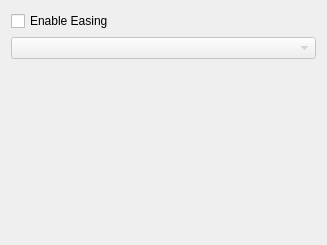
timlinux/QGISAnimationWorkbench, file animation_workbench/ui/easing_preview_base.ui: the form before one commit.
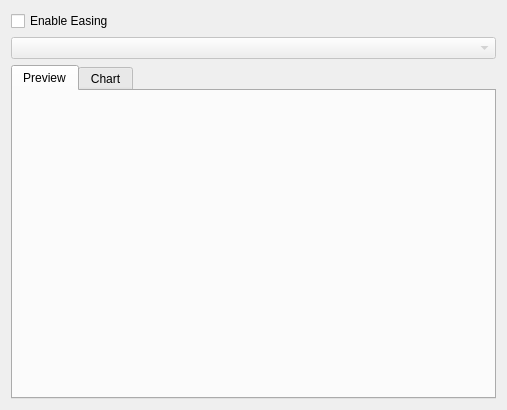
The form after the commit. The open tabs and pages were chosen to show the change. Custom widgets are drawn as their Qt base class.

Commit message: Initial implementation of charts for easings

```diff
--- a/animation_workbench/ui/easing_preview_base.ui
+++ b/animation_workbench/ui/easing_preview_base.ui
@@ -6,8 +6,8 @@
    <rect>
     <x>0</x>
     <y>0</y>
-    <width>327</width>
-    <height>245</height>
+    <width>507</width>
+    <height>410</height>
    </rect>
   </property>
   <property name="windowTitle">
@@ -21,6 +21,82 @@
      </property>
     </widget>
    </item>
+   <item row="2" column="0">
+    <widget class="QTabWidget" name="tabWidget">
+     <property name="currentIndex">
+      <number>1</number>
+     </property>
+     <widget class="QWidget" name="preview_tab">
+      <attribute name="title">
+       <string>Preview</string>
+      </attribute>
+      <layout class="QGridLayout" name="gridLayout_3">
+       <property name="leftMargin">
+        <number>0</number>
+       </property>
+       <property name="topMargin">
+        <number>0</number>
+       </property>
+       <property name="rightMargin">
+        <number>0</number>
+       </property>
+       <property name="bottomMargin">
+        <number>0</number>
+       </property>
+       <property name="spacing">
+        <number>0</number>
+       </property>
+       <item row="0" column="0">
+        <widget class="QWidget" name="easing_preview" native="true">
+         <property name="sizePolicy">
+          <sizepolicy hsizetype="Expanding" vsizetype="Expanding">
+           <horstretch>0</horstretch>
+           <verstretch>0</verstretch>
+          </sizepolicy>
+         </property>
+         <property name="minimumSize">
+          <size>
+           <width>250</width>
+           <height>150</height>
+          </size>
+         </property>
+         <property name="autoFillBackground">
+          <bool>false</bool>
+         </property>
+         <property name="styleSheet">
+          <string notr="true"/>
+         </property>
+        </widget>
+       </item>
+      </layout>
+     </widget>
+     <widget class="QWidget" name="chart_tab">
+      <attribute name="title">
+       <string>Chart</string>
+      </attribute>
+      <layout class="QGridLayout" name="gridLayout_2">
+       <property name="leftMargin">
+        <number>0</number>
+       </property>
+       <property name="topMargin">
+        <number>0</number>
+       </property>
+       <property name="rightMargin">
+        <number>0</number>
+       </property>
+       <property name="bottomMargin">
+        <number>0</number>
+       </property>
+       <property name="spacing">
+        <number>0</number>
+       </property>
+       <item row="0" column="0">
+        <widget class="PlotWidget" name="chart" native="true"/>
+       </item>
+      </layout>
+     </widget>
+    </widget>
+   </item>
    <item row="1" column="0">
     <widget class="QComboBox" name="easing_combo">
      <property name="enabled">
@@ -33,30 +109,16 @@
      </property>
     </widget>
    </item>
-   <item row="2" column="0">
-    <widget class="QWidget" name="easing_preview" native="true">
-     <property name="sizePolicy">
-      <sizepolicy hsizetype="Expanding" vsizetype="Expanding">
-       <horstretch>0</horstretch>
-       <verstretch>0</verstretch>
-      </sizepolicy>
-     </property>
-     <property name="minimumSize">
-      <size>
-       <width>250</width>
-       <height>150</height>
-      </size>
-     </property>
-     <property name="autoFillBackground">
-      <bool>false</bool>
-     </property>
-     <property name="styleSheet">
-      <string notr="true"/>
-     </property>
-    </widget>
-   </item>
   </layout>
  </widget>
+ <customwidgets>
+  <customwidget>
+   <class>PlotWidget</class>
+   <extends>QWidget</extends>
+   <header>pyqtgraph</header>
+   <container>1</container>
+  </customwidget>
+ </customwidgets>
  <resources/>
  <connections>
   <connection>
```
The commit also changes 1 other file.
